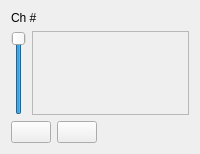
Old version of the form src/channel-widget.ui in the repository atesteve/psxplayer.
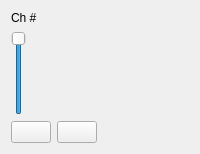
New version of the form. Custom widgets are drawn as their Qt base class.

Commit message: Per channel volume level

Diff of the .ui file:
```diff
--- a/src/channel-widget.ui
+++ b/src/channel-widget.ui
@@ -29,14 +29,7 @@
       </widget>
      </item>
      <item>
-      <widget class="QFrame" name="frame">
-       <property name="frameShape">
-        <enum>QFrame::Shape::StyledPanel</enum>
-       </property>
-       <property name="frameShadow">
-        <enum>QFrame::Shadow::Sunken</enum>
-       </property>
-      </widget>
+      <widget class="SoundMeterBar" name="soundMeterBar" native="true"/>
      </item>
     </layout>
    </item>
@@ -85,6 +78,14 @@
    </item>
   </layout>
  </widget>
+ <customwidgets>
+  <customwidget>
+   <class>SoundMeterBar</class>
+   <extends>QWidget</extends>
+   <header>sound-meter-bar.h</header>
+   <container>1</container>
+  </customwidget>
+ </customwidgets>
  <resources/>
  <connections/>
 </ui>
```
The commit also changes 7 other files.
